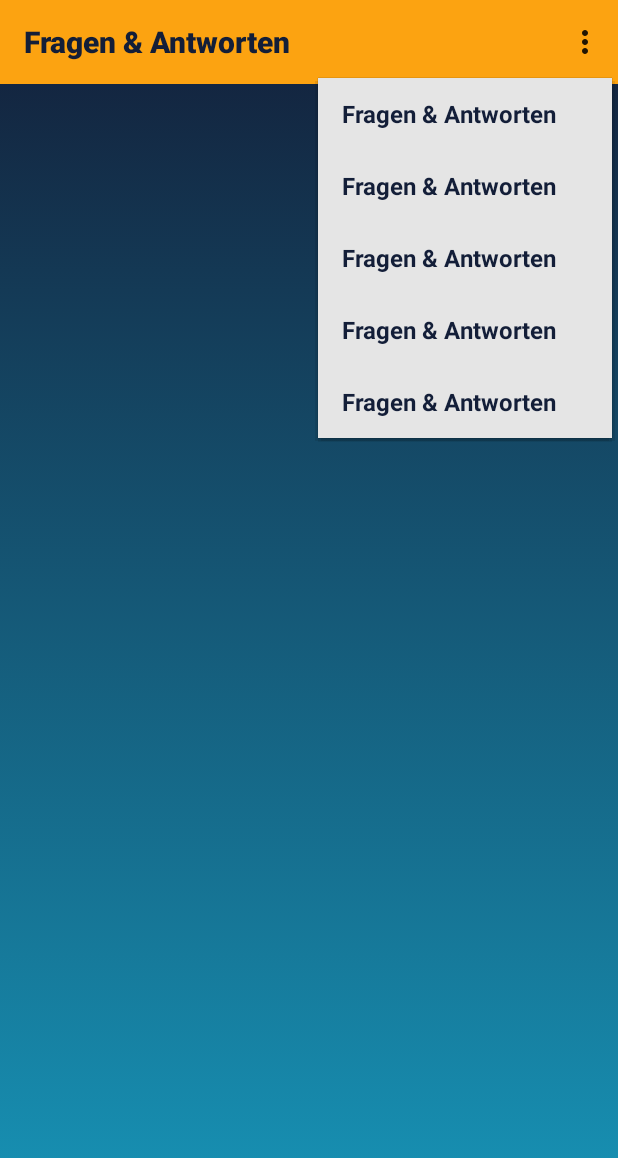
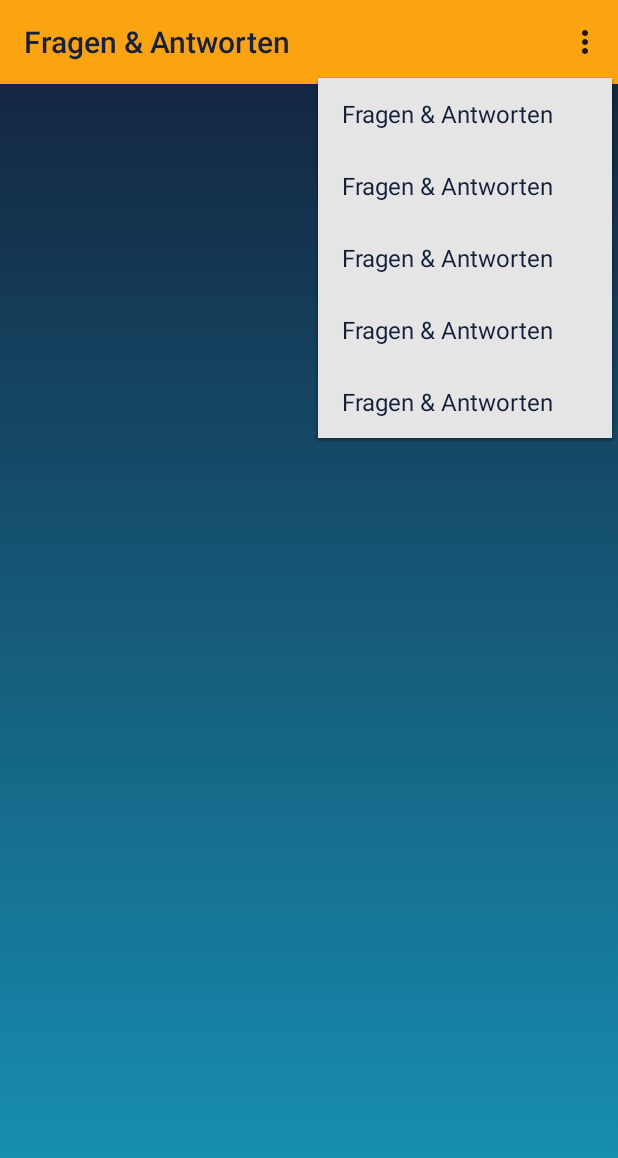
Before and after one commit to 4trifkO/Graetzel, an Android app: the FragenActivity screen opened directly, with no data from a screen before it, with the options menu open, on a phone screen of 412 x 824 dp. Shown: the top 1158 px of the screen. Run offline under Robolectric (Android 15) with nearby library versions, the phone set to English and light mode, and no system bars.

```diff
--- a/app/src/main/res/layout/app_bar.xml
+++ b/app/src/main/res/layout/app_bar.xml
@@ -5,7 +5,7 @@
     android:layout_height="wrap_content"
     android:background="@color/orange"
     app:title="@string/title_activity_fragen_antworten"
-    app:titleTextColor="@color/dunkel"
+    app:titleTextColor="@color/dunkel2"
     app:theme="@style/ThemeOverlay.AppCompat.ActionBar"
     app:popupTheme="@style/MenuTheme"
    >
--- a/app/src/main/res/values/strings.xml
+++ b/app/src/main/res/values/strings.xml
@@ -1,8 +1,8 @@
 <resources>
     <string name="app_name">Graetzel</string>
-    <string name="title_activity_fragen_antworten"><b>Fragen &amp; Antworten</b></string>
-    <string name="title_activity_room_reservation"><b>Raumreservierung</b></string>
-    <string name="spinner_title_room_reservation"><b>Raumauswahl</b></string>
+    <string name="title_activity_fragen_antworten">Fragen &amp; Antworten</string>
+    <string name="title_activity_room_reservation">Raumreservierung</string>
+    <string name="spinner_title_room_reservation">Raumauswahl</string>
     <string name="button_kitchen"><b>Küche</b></string>
     <string name="button_learn"><b>Lernstube</b></string>
     <string name="button_wash"><b>Waschraum</b></string>
```
